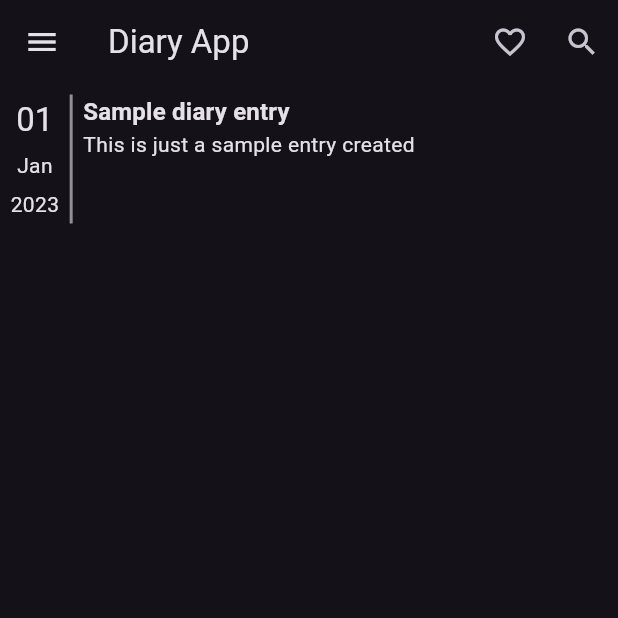
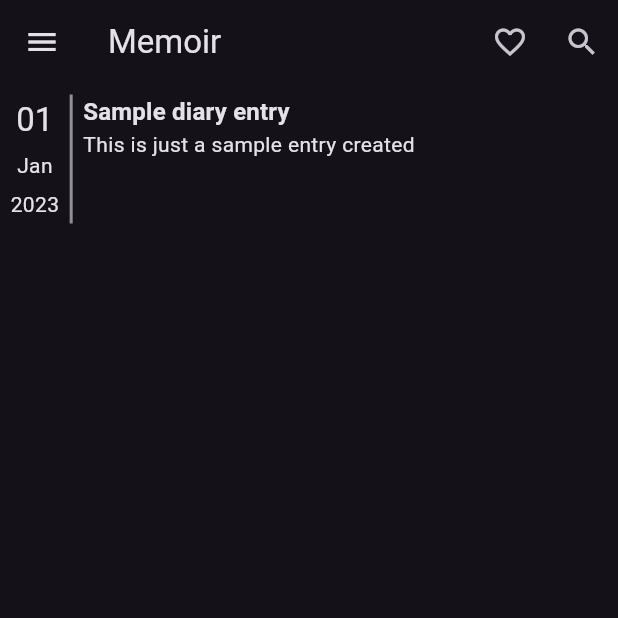
Before and after one commit to Sivaram46/diary_app, a Flutter app: the screen it shows after launch, on a phone screen of 412 x 824 dp, the top half of it. Run offline on Flutter 3.47's test engine with Material 2 defaults, Android fonts, the phone set to English and light mode, and no system bars; our stand-ins replace file_picker, permission_handler, share_plus, shared_preferences, sqflite, table_calendar; missing offline and left inert: flutter_app_lock; accounts and stored records are empty.

Commit message:
changed app icon and app name

```diff
--- a/lib/diary_drawer.dart
+++ b/lib/diary_drawer.dart
@@ -268,7 +268,7 @@
             height: 70,
             padding: const EdgeInsets.symmetric(horizontal: 15),
             child: const Text(
-              'Diary App',
+              'Memoir',
               style: TextStyle(fontWeight: FontWeight.bold),
             ),
           ),
--- a/lib/diary_edit.dart
+++ b/lib/diary_edit.dart
@@ -128,7 +128,7 @@
       onWillPop: (bodyText.isNotEmpty && bodyText != widget.diaryEntry.body) ? _showAlertDialog : null,
       child: Scaffold(
         appBar: AppBar(
-          title: const Text("Diary App"),
+          title: const Text("Memoir"),
           leading: IconButton(
             icon: const Icon(Icons.close),
             // When cancel is pressed and if there are any text in state show dialog
--- a/lib/diary_model.dart
+++ b/lib/diary_model.dart
@@ -44,7 +44,7 @@
       ------------
       This is a brief summary...
 
-      - Diary App
+      - Memoir
 
     */
     String datePart = 'CREATED ON: '
@@ -56,7 +56,7 @@
     String result = "$datePart\n"
         "$titlePart${titlePart.isNotEmpty ? '\n' : ''}"
         "$body\n\n"
-        "- Diary App";
+        "- Memoir";
 
     return result;
   }
--- a/lib/diary_view.dart
+++ b/lib/diary_view.dart
@@ -43,7 +43,7 @@
   Widget build(BuildContext context, [bool mounted=true]) {
     return Scaffold(
       appBar: AppBar(
-        title: const Text("Diary App"),
+        title: const Text("Memoir"),
         leading: IconButton(
           icon: const Icon(Icons.arrow_back),
           onPressed: () {
--- a/lib/main.dart
+++ b/lib/main.dart
@@ -67,10 +67,10 @@
   @override
   Widget build(BuildContext context) {
     return MaterialApp(
-        title: 'Diary App',
+        title: "Memoir",
         theme: _isDark ? ThemeData.dark(useMaterial3: true) : ThemeData.light(useMaterial3: true),
         home: DiaryHomePage(
-          title: "Diary App",
+          title: "Memoir",
           theme: _isDark,
           setTheme: setTheme,
         ),
```
Also changed, not shown: 2 other files.
